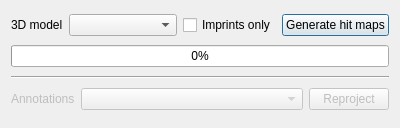
This is UI/reprojection.ui in marinmarcillat/ChubacappV2 as Qt 5 draws it before an edit. The edited form follows.
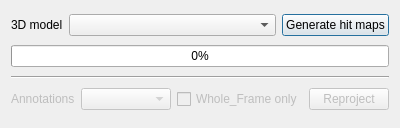
This is the edited form.

```diff
--- a/UI/reprojection.ui
+++ b/UI/reprojection.ui
@@ -39,16 +39,6 @@
        </property>
       </widget>
      </item>
-     <item>
-      <widget class="QCheckBox" name="Imprints">
-       <property name="enabled">
-        <bool>true</bool>
-       </property>
-       <property name="text">
-        <string>Imprints only</string>
-       </property>
-      </widget>
-     </item>
      <item>
       <widget class="QPushButton" name="hit_map_launch">
        <property name="text">
@@ -106,6 +96,16 @@
        </property>
       </widget>
      </item>
+     <item>
+      <widget class="QCheckBox" name="wholeframe_only">
+       <property name="enabled">
+        <bool>false</bool>
+       </property>
+       <property name="text">
+        <string>Whole_Frame only</string>
+       </property>
+      </widget>
+     </item>
      <item>
       <widget class="QPushButton" name="reproject_launch">
        <property name="enabled">
```
